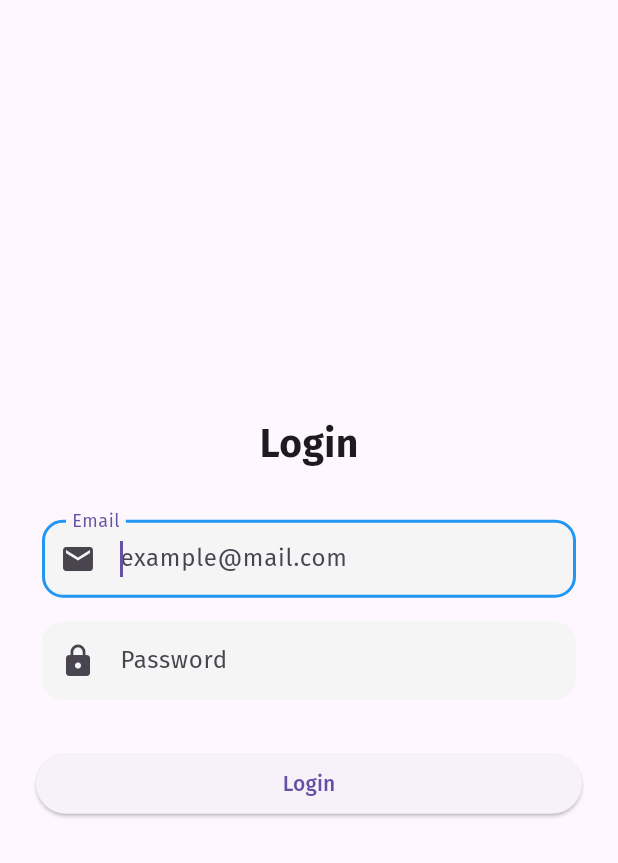
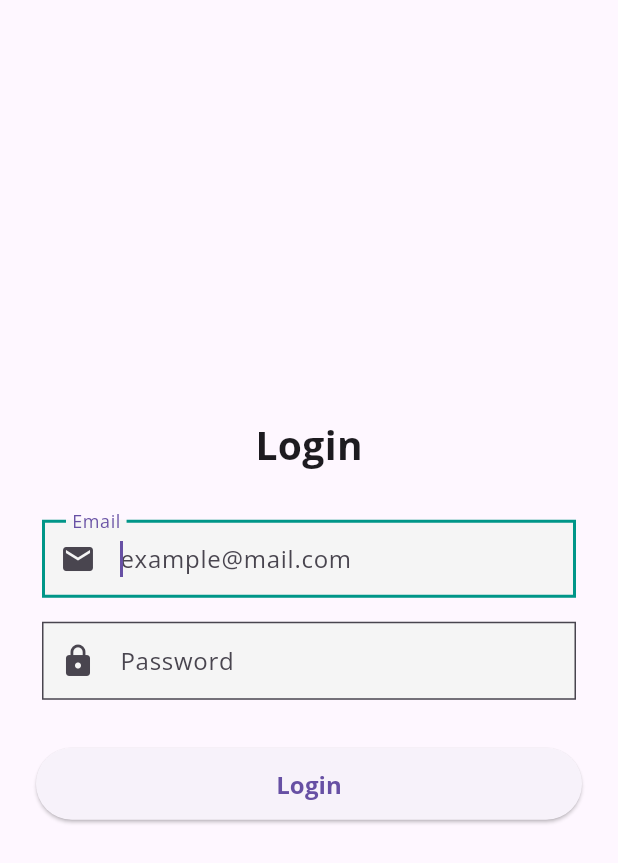
Before and after one commit to Apple-JD/flash_card, a Flutter app: the screen it shows after launch, on a phone screen of 412 x 824 dp. Shown: the top 863 px of the screen. Run offline on Flutter 3.47's test engine with Material 3 defaults, Android fonts, the phone set to English and light mode, and no system bars; our stand-ins replace google_fonts.

Commit message:
border radius, button height tested

```diff
--- a/lib/featutes/auth/login_screen.dart
+++ b/lib/featutes/auth/login_screen.dart
@@ -34,7 +34,6 @@
               child: Column(
                 mainAxisSize: MainAxisSize.min,
                 children: [
-
                   const Text(
                     'Login',
                     style: TextStyle(
@@ -83,6 +82,7 @@
                   /// SUBMIT BUTTON
                   SizedBox(
                     width: double.infinity,
+                    height: 48,
                     child: ElevatedButton(
                       onPressed: () {
                         if (_formKey.currentState!.validate()) {
@@ -90,7 +90,13 @@
                           debugPrint(passwordController.text);
                         }
                       },
-                      child: const Text('Login'),
+                      child: const Text(
+                        'Login',
+                        style: TextStyle(
+                          fontSize: 16,
+                          fontWeight: FontWeight.bold,
+                        ),
+                      ),
                     ),
                   ),
                 ],
--- a/lib/main.dart
+++ b/lib/main.dart
@@ -24,8 +24,8 @@
         // or simply save your changes to "hot reload" in a Flutter IDE).
         // Notice that the counter didn't reset back to zero; the application
         // is not restarted.
-        primarySwatch: Colors.blue,
-        textTheme: GoogleFonts.firaSansTextTheme(),
+        primarySwatch: Colors.teal,
+        textTheme: GoogleFonts.openSansTextTheme(),
       ),
       home: const MyHomePage(title: 'Flutter Demo Landing Page'),
     );
--- a/lib/widgets/app_input.dart
+++ b/lib/widgets/app_input.dart
@@ -55,16 +55,18 @@
             vertical: 14,
           ),
           border: OutlineInputBorder(
-            borderRadius: BorderRadius.circular(14),
-            borderSide: BorderSide.none,
+            borderRadius: BorderRadius.circular(0),
+            borderSide: BorderSide(
+              color: Colors.grey.shade50,
+            ),
           ),
           focusedBorder: OutlineInputBorder(
-            borderRadius: BorderRadius.circular(14),
-            borderSide: const BorderSide(color: Colors.blue, width: 2),
+            borderRadius: BorderRadius.circular(0),
+            borderSide: const BorderSide(color: Colors.teal, width: 2),
           ),
           errorBorder: OutlineInputBorder(
-            borderRadius: BorderRadius.circular(14),
-            borderSide: const BorderSide(color: Colors.red),
+            borderRadius: BorderRadius.circular(0),
+            borderSide: const BorderSide(color: Colors.teal),
           ),
         ),
       ),
```
Also changed, not shown: 2 other files.
